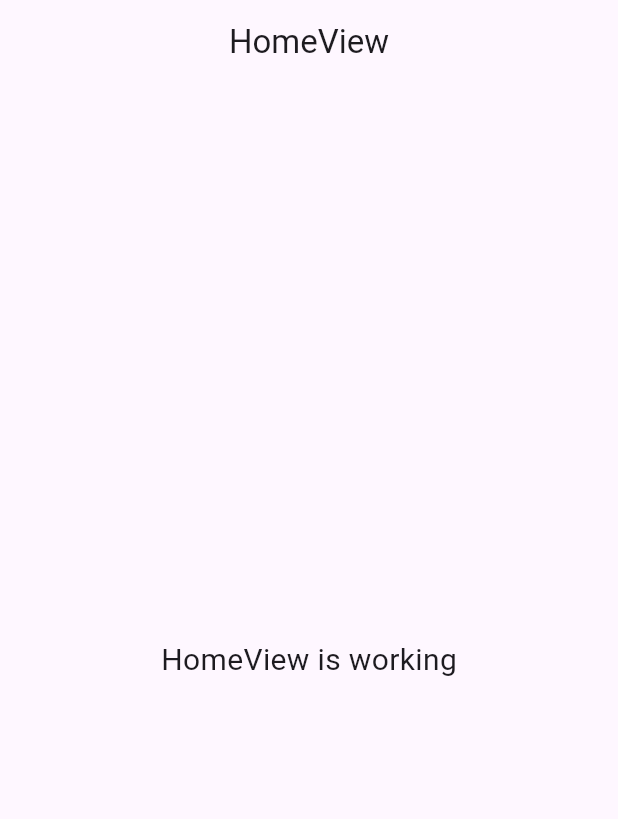
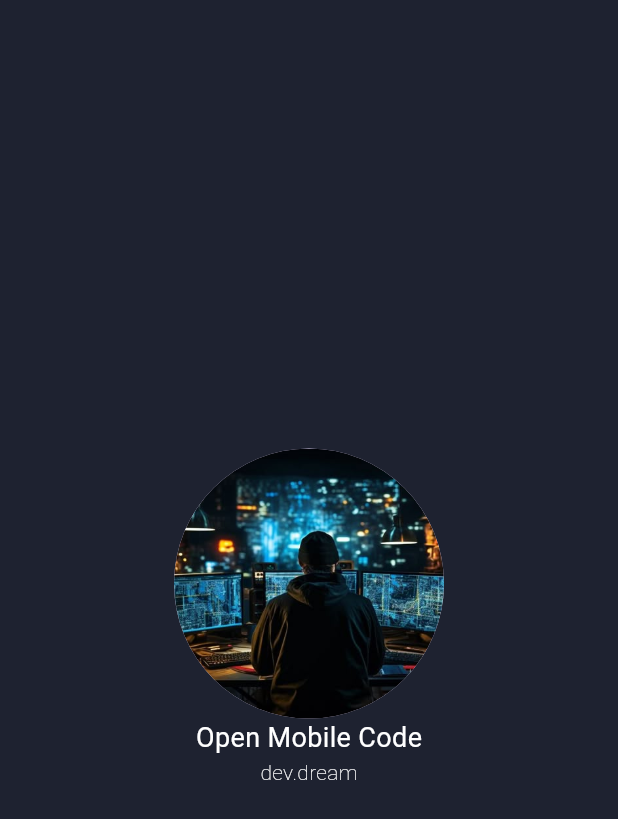
Before and after one commit to saidelouardy1/appAnimation, a Flutter app: the screen it shows after launch, on a phone screen of 412 x 824 dp. Shown: the top 819 px of the screen. Run offline on Flutter 3.47's test engine with Material 3 defaults, Android fonts, the phone set to English and light mode, and no system bars; drawn by our look-alikes of flutter_animate; our stand-ins replace get, google_fonts.

Commit message:
splach screen

```diff
--- a/analysis_options.yaml
+++ b/analysis_options.yaml
@@ -1,3 +1,7 @@
+analyzer:
+  errors:
+    unnecessary_overrides: ignore
+    constant_identifier_names: ignore
 include: package:flutter_lints/flutter.yaml
 linter:
   rules:
--- /dev/null
+++ b/lib/app/modules/SplashScreen/views/splash_screen_view.dart
@@ -0,0 +1,68 @@
+import 'package:flutter/material.dart';
+import 'package:get/get.dart';
+import 'package:google_fonts/google_fonts.dart';
+import 'package:flutter_animate/flutter_animate.dart'; // Import the package
+
+import '../controllers/splash_screen_controller.dart';
+
+class SplashScreenView extends GetView<SplashScreenController> {
+  const SplashScreenView({super.key});
+
+  @override
+  Widget build(BuildContext context) {
+    return Scaffold(
+      backgroundColor: Color(0xFF1e2230),
+      body: Container(
+        width: Get.width,
+        height: Get.height,
+        child: Stack(
+          children: [
+            Align(
+              alignment: Alignment.center,
+              child: Column(
+                mainAxisAlignment: MainAxisAlignment.center,
+                children: [
+                  // Animated CircleAvatar
+                  CircleAvatar(
+                    backgroundImage: AssetImage('assets/download.jpg'),
+                    radius: 90,
+                  ).animate().fadeIn(
+                    duration: Duration(seconds: 1),
+                    curve: Curves.bounceOut,
+                  ).then().scale(
+                    duration: Duration(seconds:1 ),
+                    curve: Curves.easeIn,
+                  ),
+                  // Animated Text for 'Open Mobile Code'
+                  Text(
+                    'Open Mobile Code',
+                    style: GoogleFonts.mPlus1(
+                      color: Colors.white,
+                      fontSize: 18,
+                      fontWeight: FontWeight.w400,
+                    ),
+                  ).animate().fadeIn(
+                    duration: Duration(seconds: 1),
+                    curve: Curves.easeIn,
+                  ),
+                  // Animated Text for 'dev.dream'
+                  Text(
+                    'dev.dream',
+                    style: GoogleFonts.mPlus1(
+                      color: Colors.white,
+                      fontSize: 14,
+                      fontWeight: FontWeight.w200,
+                    ),
+                  ).animate().fadeIn(
+                    duration: Duration(seconds: 1),
+                    curve: Curves.easeIn,
+                  ),
+                ],
+              ),
+            ),
+          ],
+        ),
+      ),
+    );
+  }
+}
--- a/lib/app/modules/home/controllers/home_controller.dart
+++ b/lib/app/modules/home/controllers/home_controller.dart
@@ -1,9 +1,7 @@
 import 'package:get/get.dart';
 
 class HomeController extends GetxController {
-  //TODO: Implement HomeController
 
-  final count = 0.obs;
   @override
   void onInit() {
     super.onInit();
@@ -19,5 +17,4 @@ class HomeController extends GetxController {
     super.onClose();
   }
 
-  void increment() => count.value++;
 }
--- a/lib/app/modules/onboarding/controllers/onboarding_controller.dart
+++ b/lib/app/modules/onboarding/controllers/onboarding_controller.dart
@@ -1,9 +1,7 @@
 import 'package:get/get.dart';
 
 class OnboardingController extends GetxController {
-  //TODO: Implement OnboardingController
 
-  final count = 0.obs;
   @override
   void onInit() {
     super.onInit();
@@ -19,5 +17,4 @@ class OnboardingController extends GetxController {
     super.onClose();
   }
 
-  void increment() => count.value++;
 }
--- a/lib/app/routes/app_routes.dart
+++ b/lib/app/routes/app_routes.dart
@@ -5,10 +5,12 @@ abstract class Routes {
   Routes._();
   static const HOME = _Paths.HOME;
   static const ONBOARDING = _Paths.ONBOARDING;
+  static const SPLASH_SCREEN = _Paths.SPLASH_SCREEN;
 }
 
 abstract class _Paths {
   _Paths._();
   static const HOME = '/home';
   static const ONBOARDING = '/onboarding';
+  static const SPLASH_SCREEN = '/splash-screen';
 }
--- a/lib/main.dart
+++ b/lib/main.dart
@@ -7,7 +7,9 @@ import 'app/routes/app_pages.dart';
 void main() {
   runApp(
     GetMaterialApp(
-      title: "Application",
+      title: 'Day Night Switch',
+      debugShowCheckedModeBanner: false,
+      theme: ThemeData(primarySwatch: Colors.blue),
       initialRoute: AppPages.INITIAL,
       getPages: AppPages.routes,
     ),
```
Also changed, not shown: lib/app/modules/SplashScreen/bindings/splash_screen_binding.dart (added, +12 -0 lines), lib/app/modules/SplashScreen/controllers/splash_screen_controller.dart (added, +24 -0 lines), lib/app/routes/app_pages.dart (+8 -1 lines), pubspec.yaml (+4 -3 lines), assets/download.jpg (added), pubspec.lock, 1 other file.
